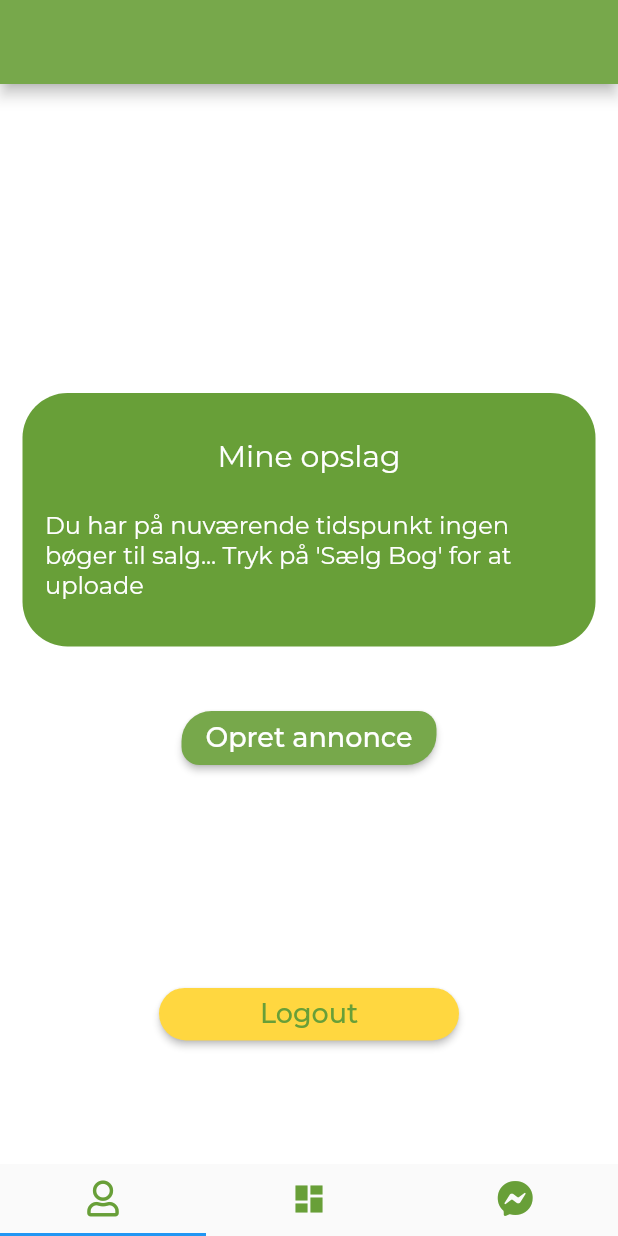
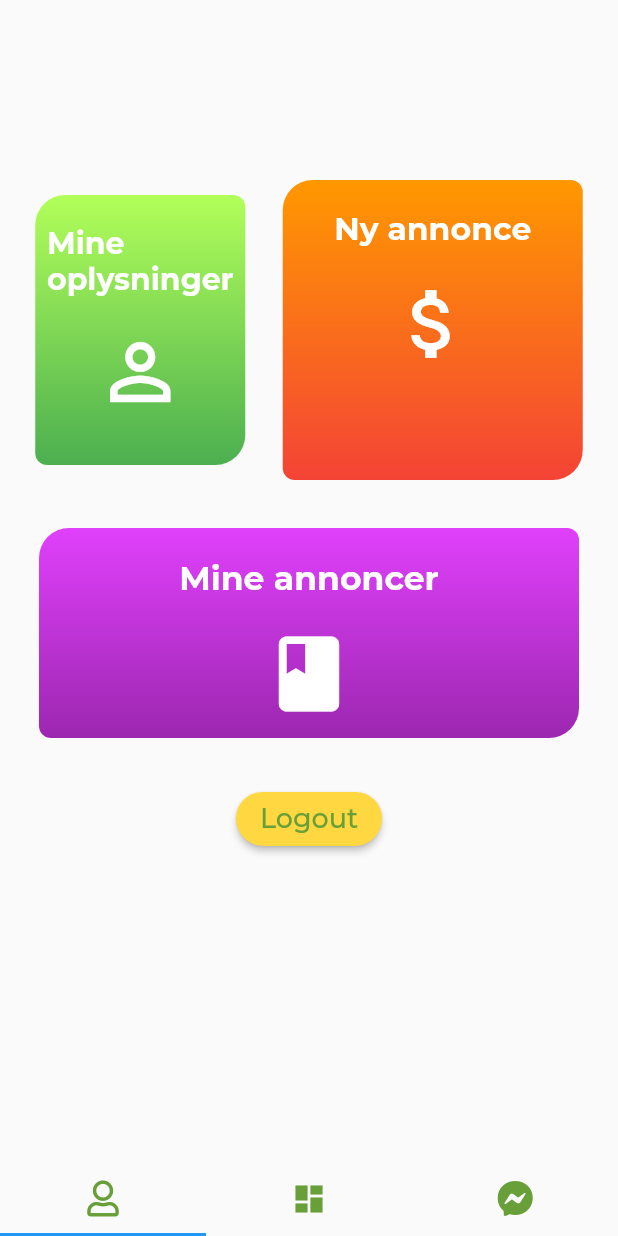
Before and after one commit to mcmalloy/bookversity, a Flutter app: the TabPages screen opened directly, on a phone screen of 412 x 824 dp. Run offline on Flutter 3.47's test engine with Material 2 defaults, Android fonts, the phone set to English and light mode, and no system bars; our stand-ins replace camera, cloud_firestore, firebase_auth, firebase_core, firebase_storage, flare_flutter and 4 more; missing offline and left inert: flare_splash_screen, flutter_facebook_login; accounts and stored records are empty.

Commit message:
Adding a new profile page dashboard layout

```diff
--- /dev/null
+++ b/lib/TabPages/profile_dashboard.dart
@@ -0,0 +1,161 @@
+import 'package:bookversity/Constants/custom_colors.dart';
+import 'package:bookversity/Services/auth.dart';
+import 'package:bookversity/Services/firestore_service.dart';
+import 'package:bookversity/Services/state_storage.dart';
+import 'package:bookversity/Widgets/shapes.dart';
+import 'package:flutter/material.dart';
+
+class ProfileDashBoard extends StatefulWidget {
+  @override
+  _ProfileDashBoardState createState() => _ProfileDashBoardState();
+}
+
+class _ProfileDashBoardState extends State<ProfileDashBoard> {
+  bool _showAdBox = false;
+
+  AuthService _authService = AuthService();
+  FireStoreService _fireStoreService = FireStoreService();
+  final StateStorageService _storageService = StateStorageService();
+  String profilePictureLink;
+  CustomShapes _shapes = CustomShapes();
+
+
+
+  @override
+  Widget build(BuildContext context) {
+    return SafeArea(
+      child: Column(
+        children: [
+          SizedBox(
+            height: 120,
+          ),
+          Flexible(
+            flex: 2,
+            child: topDashBoardWidgets(),
+          ),
+          SizedBox(
+            height: 32,
+          ),
+          Flexible(
+            flex: 3,
+            child: centerDashBoardWidget(),
+          )
+        ],
+      ),
+    );
+  }
+
+  Widget topDashBoardWidgets() {
+    return Row(
+      mainAxisAlignment: MainAxisAlignment.center,
+      children: [
+        dashBoardBox(
+            180,
+            140,
+            customBoxShape(Colors.green, Colors.lightGreenAccent),
+            "Mine\noplysninger",
+            20,
+            Icons.person_outline),
+        SizedBox(
+          width: 25,
+        ),
+        dashBoardBox(200, 200, customBoxShape(Colors.red, Colors.orange),
+            "Ny annonce", 21, Icons.attach_money),
+      ],
+    );
+  }
+
+  Widget centerDashBoardWidget() {
+    // h140, w360, customBoxShape(Colors.purple, Colors.purpleaccent)
+    return Column(
+      children: [
+        dashBoardBox(
+        140,
+        360,
+        customBoxShape(Colors.purple, Colors.purpleAccent),
+        "Mine annoncer",
+        22,
+        Icons.book),
+        SizedBox(height: 30,),
+        logoutButton()
+      ],
+    );
+  }
+
+  customBoxShape(Color color1, Color color2) {
+    return BoxDecoration(
+        gradient: LinearGradient(
+          begin: Alignment.bottomCenter,
+          end: Alignment.topCenter,
+          colors: [color1, color2],
+        ),
+        borderRadius: BorderRadius.only(
+            topLeft: Radius.circular(20),
+            topRight: Radius.circular(8),
+            bottomRight: Radius.circular(20),
+            bottomLeft: Radius.circular(8)));
+  }
+
+  Widget dashBoardBox(double _height, double _width, dynamic shape,
+      String tileText, double fontSize, IconData icon) {
+    return Container(
+      height: _height,
+      width: _width,
+      decoration: shape,
+      child: Column(
+        children: [
+          SizedBox(
+            height: 20,
+          ),
+          Row(
+            mainAxisAlignment: MainAxisAlignment.center,
+            children: [
+              Text(
+                tileText,
+                textAlign: TextAlign.left,
+                style: TextStyle(
+                  fontSize: fontSize,
+                  color: Colors.white,
+                  fontFamily: 'Montserrat',
+                  fontWeight: FontWeight.bold,
+                ),
+              ),
+            ],
+          ),
+          SizedBox(
+            height: 20,
+          ),
+          Icon(
+            icon,
+            size: 60,
+            color: Colors.white,
+          ),
+        ],
+      ),
+    );
+  }
+
+  Widget logoutButton(){
+    return RaisedButton(
+      shape: _shapes.customButtonShape(),
+      color: CustomColors.materialYellow,
+      splashColor: Colors.transparent,
+      highlightColor: Colors.transparent,
+      onPressed: () async {
+        bool loggedOutSuccessfully =
+        await _authService.fireBaseLogOut();
+        if (loggedOutSuccessfully) {
+          // TODO: LOG USER IN
+          Navigator.pop(context);
+        } else {
+          // TODO: Display facebook login error
+        }
+      },
+      child: Text(
+        "Logout",
+        style: TextStyle(
+            fontSize: 18,
+            fontFamily: "Montserrat",
+            color: CustomColors.materialDarkGreen),));
+  }
+}
--- a/lib/TabPages/profile_page.dart
+++ b/lib/TabPages/profile_page.dart
@@ -49,15 +49,8 @@ class _ProfilePageState extends State<ProfilePage> {
 
   @override
   Widget build(BuildContext context) {
-    return Scaffold(
-      appBar: AppBar(
-        title: Text(""),
-        leading: new Icon(
-          Icons.arrow_back,
-          size: 30,
-          color: CustomColors.materialLightGreen,
-        ),
-      ),
+    return SafeArea(
+      child: Scaffold(
         backgroundColor: Colors.white,
         body: Stack(
           alignment: Alignment.center,
@@ -102,6 +95,7 @@ class _ProfilePageState extends State<ProfilePage> {
             )
           ],
         ),
+      )
     );
   }
 
--- a/lib/tab_pages.dart
+++ b/lib/tab_pages.dart
@@ -1,4 +1,5 @@
 import 'package:bookversity/Constants/custom_colors.dart';
+import 'package:bookversity/TabPages/profile_dashboard.dart';
 import 'package:bookversity/TabPages/profile_page.dart';
 import 'TabPages/chat_list_page.dart';
 import 'TabPages/item_list_page.dart';
@@ -27,7 +28,8 @@ class _TabPagesState extends State<TabPages> {
         bottomNavigationBar: menu(),
         body: TabBarView(
           children: [
-            ProfilePage(),
+            //ProfilePage(),
+            ProfileDashBoard(),
             ItemList(),
             ChatList()
           ],
```
Lines whose indentation alone changed are shown as unchanged.
